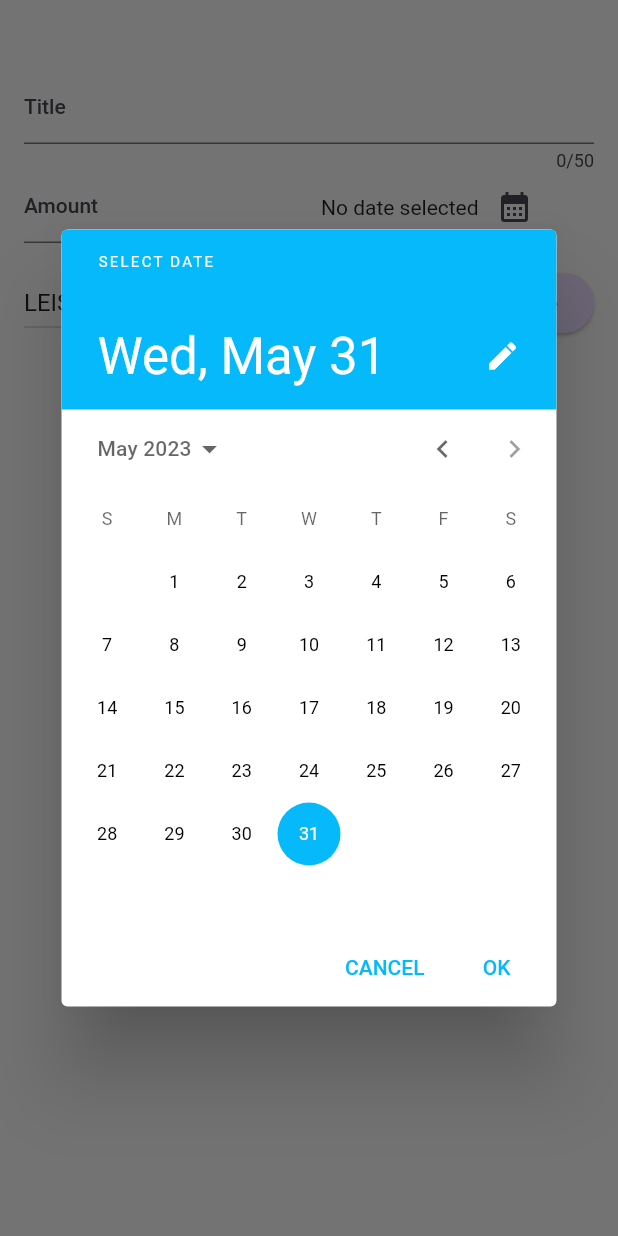
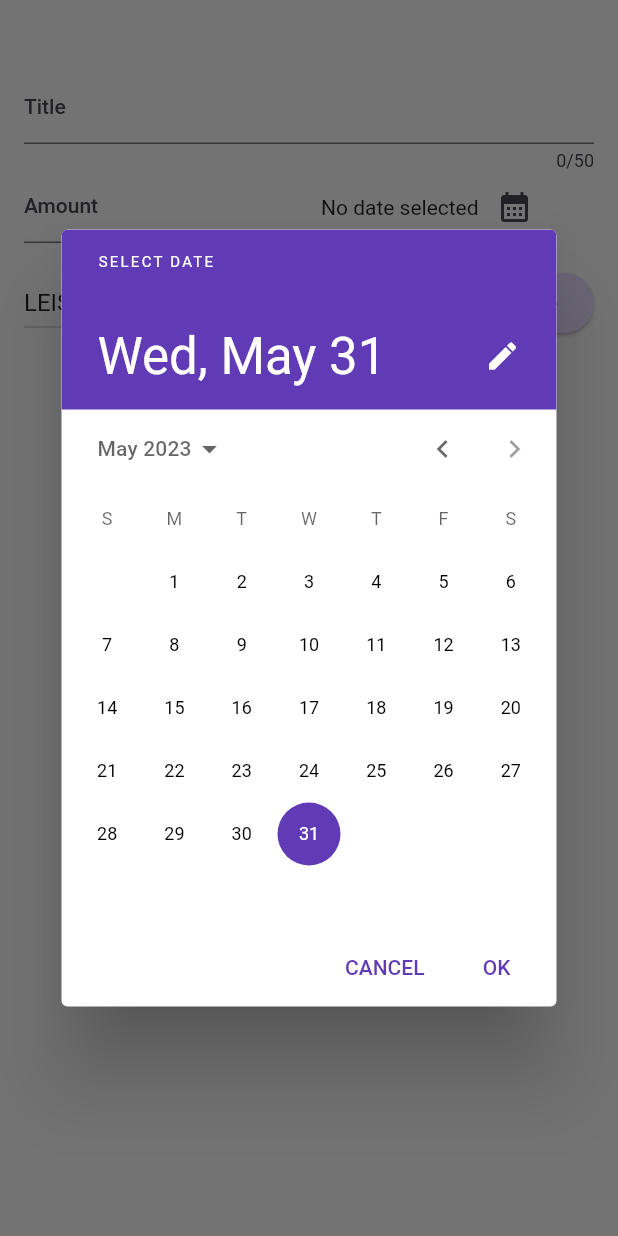
Before and after one commit to lethingochuyen39/flutter_expense_app, a Flutter app: the NewExpense widget shown alone on an empty page, opened directly with empty values, after a tap on the "calendar month" icon, on a phone screen of 412 x 824 dp. Run offline on Flutter 3.47's test engine with Material 2 defaults, Android fonts, the phone set to English and light mode, and no system bars.

Commit message:
update theme

```diff
--- a/lib/Screens/new_expense.dart
+++ b/lib/Screens/new_expense.dart
@@ -30,7 +30,7 @@ class _NewExpenseState extends State<NewExpense> {
         return Theme(
           data: ThemeData.light().copyWith(
             colorScheme: const ColorScheme.light(
-              primary: Color.fromARGB(255, 6, 185, 250),
+              primary: Color.fromARGB(255, 96, 59, 181),
               onPrimary: Colors.white,
             ),
           ),
--- a/lib/main.dart
+++ b/lib/main.dart
@@ -13,13 +13,14 @@ void main() {
   runApp(const MyApp());
 }
 
+//const Color.fromARGB(255, 96, 59, 181),
 var kColorScheme = ColorScheme.fromSeed(
   seedColor: const Color.fromARGB(255, 96, 59, 181),
 );
 
 var kDarkColorScheme = ColorScheme.fromSeed(
   brightness: Brightness.dark,
-  seedColor: const Color.fromARGB(255, 5, 99, 125),
+  seedColor: Color.fromARGB(255, 233, 30, 99),
 );
 
 class MyApp extends StatelessWidget {
```
